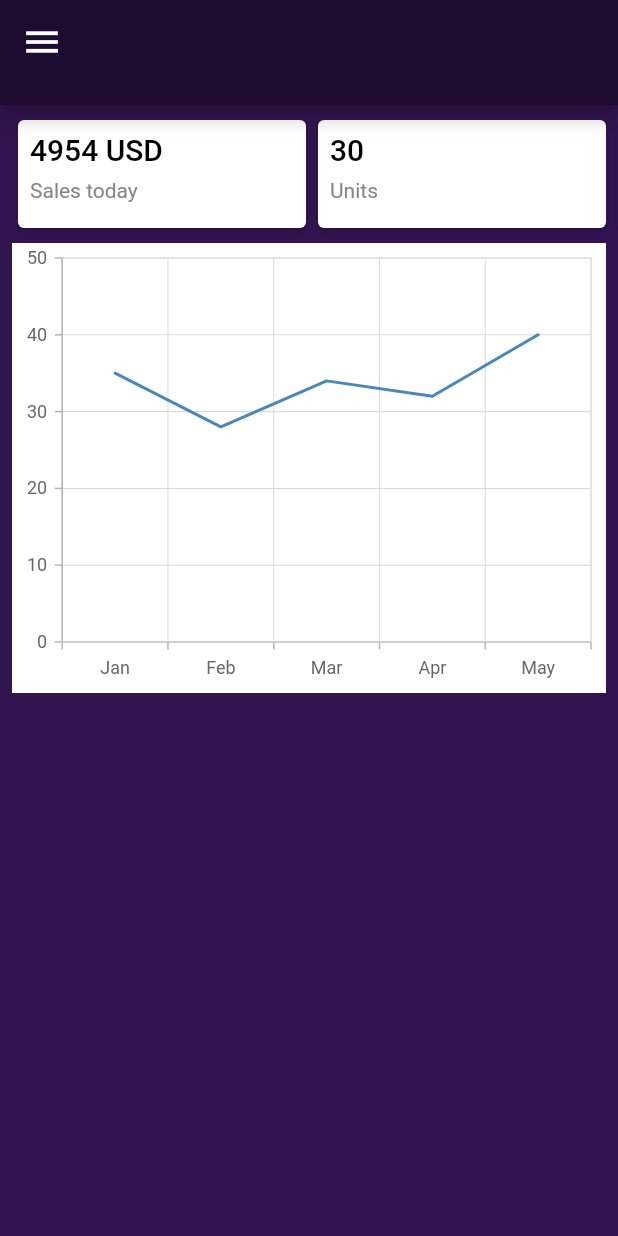
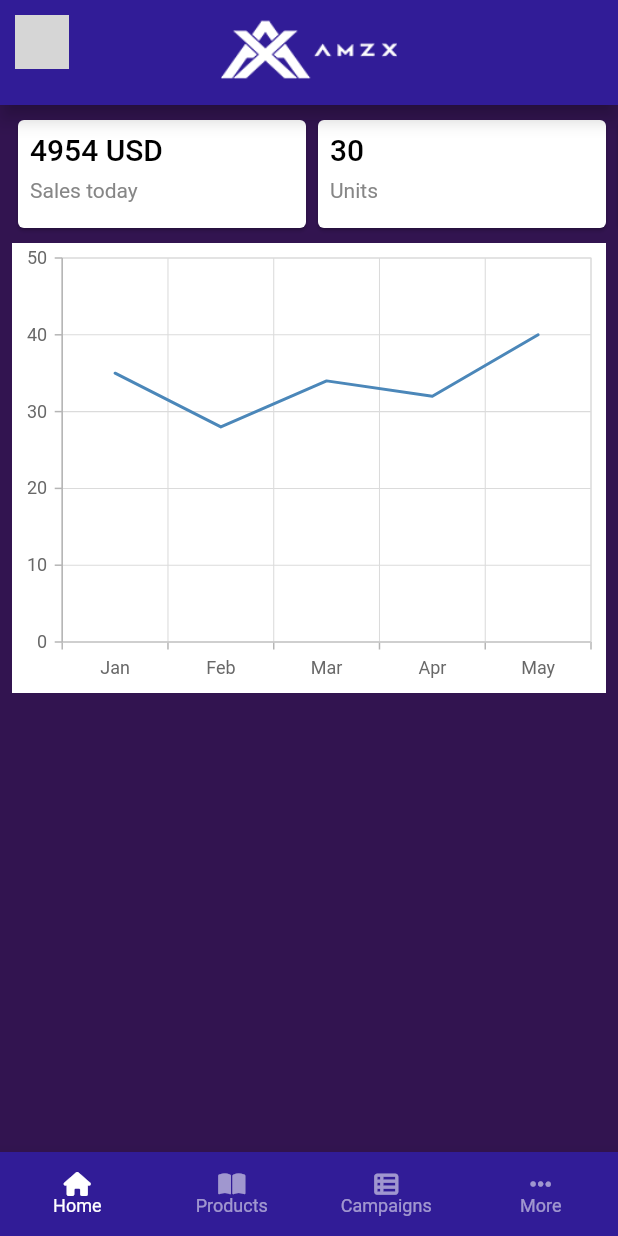
Before and after one commit to Nencinenc/amzx_mobile, a Flutter app: the HomePage screen opened by its route, on a phone screen of 412 x 824 dp. Run offline on Flutter 3.47's test engine with Material 2 defaults, Android fonts, the phone set to English and light mode, and no system bars; our stand-ins replace another_flushbar, dio, flutter_dotenv, flutter_secure_storage, font_awesome_flutter, get_it and 2 more; missing offline and left inert: country_icons; accounts and stored records are empty; grey boxes are pictures that could not be loaded.

Commit message:
First commit

```diff
--- a/lib/common_widgets/custom_appbar.dart
+++ b/lib/common_widgets/custom_appbar.dart
@@ -1,11 +1,9 @@
-import 'package:amzx/common_widgets/typography/custom_text.dart';
 import 'package:flutter/cupertino.dart';
 import 'package:flutter/material.dart';
 
 import '../shared/app_colors.dart';
 
 class CustomAppBar extends StatelessWidget implements PreferredSizeWidget {
-  final String? title;
   final List<Widget>? actions;
   final Widget? leading;
   final Widget? titleWidget;
@@ -14,7 +12,6 @@ class CustomAppBar extends StatelessWidget implements PreferredSizeWidget {
 
   const CustomAppBar({
     Key? key,
-    this.title,
     this.actions,
     this.leading,
     this.titleWidget,
@@ -31,13 +28,13 @@ class CustomAppBar extends StatelessWidget implements PreferredSizeWidget {
       duration: const Duration(microseconds: 1000),
       child: AppBar(
         elevation: 5.0,
+        title: Padding(
+          padding: const EdgeInsets.only(top:10.0),
+          child: Image.asset('assets/images/logo2.png', fit: BoxFit.cover, height: 40),
+        ),
         centerTitle: true,
         iconTheme: const IconThemeData(color: Colors.black),
         actions: actions,
-        title: CustomText(
-          text: title ?? '',
-          textColor: Colors.white,
-        ),
         leading: leading,
         leadingWidth: leadingWidth,
         backgroundColor: backgroundColor,
--- /dev/null
+++ b/lib/common_widgets/custom_bottom_navbar.dart
@@ -0,0 +1,53 @@
+import 'package:amzx/providers/account.dart';
+import 'package:flutter/material.dart';
+import 'package:font_awesome_flutter/font_awesome_flutter.dart';
+import 'package:provider/provider.dart';
+
+import '../shared/app_colors.dart';
+
+class CustomBottomNavBar extends StatelessWidget {
+  const CustomBottomNavBar({Key? key}) : super(key: key);
+
+  final TextStyle optionStyle =
+      const TextStyle(color: Colors.white, fontWeight: FontWeight.bold);
+
+  @override
+  Widget build(BuildContext context) {
+
+    void onItemTapped(int index) {
+      context.read<AccountProvider>().handleIndexChange = index;
+    }
+
+    return BottomNavigationBar(
+      backgroundColor: primaryBackground,
+        items: const <BottomNavigationBarItem>[
+          BottomNavigationBarItem(
+            icon: FaIcon(FontAwesomeIcons.house),
+            label: 'Home',
+          ),
+          BottomNavigationBarItem(
+            icon: FaIcon(FontAwesomeIcons.bookOpen),
+            label: 'Products',
+          ),
+          BottomNavigationBarItem(
+            icon: FaIcon(FontAwesomeIcons.tableList),
+            label: 'Campaigns',
+          ),
+          BottomNavigationBarItem(
+            icon: FaIcon(FontAwesomeIcons.ellipsis),
+            label: 'More',
+          ),
+        ],
+        type: BottomNavigationBarType.fixed,
+        currentIndex: context.watch<AccountProvider>().selectedIndex,
+        selectedItemColor: Colors.white,
+        unselectedItemColor: Colors.white54,
+        enableFeedback: true,
+        iconSize: 16,
+        selectedFontSize: 12,
+        unselectedFontSize: 12,
+        showUnselectedLabels: true,
+        onTap: onItemTapped,
+      );
+  }
+}
--- a/lib/common_widgets/drawer/custom_drawer.dart
+++ b/lib/common_widgets/drawer/custom_drawer.dart
@@ -4,7 +4,7 @@ import 'package:flutter/material.dart';
 import 'package:provider/provider.dart';
 
 import '../../configuration/interceptors/enums.dart';
-import '../../providers/login.dart';
+import '../../providers/account.dart';
 import '../../routes/routes.dart';
 import '../../shared/app_colors.dart';
 import '../company_logo.dart';
@@ -18,7 +18,7 @@ class CustomDrawer extends StatelessWidget {
   @override
   Widget build(BuildContext context) {
     void handleLogout() async {
-      await context.read<LoginProvider>().signOut();
+      await context.read<AccountProvider>().signOut();
       Navigator.pushNamedAndRemoveUntil(
           context, RouteManager.loginPage, (route) => false);
     }
@@ -39,7 +39,7 @@ class CustomDrawer extends StatelessWidget {
         children: [
           const DrawerHeader(
             decoration: BoxDecoration(
-              color: heroBackground,
+              color: primaryBackground,
             ),
             child: CompanyLogo(),
           ),
--- a/lib/configuration/locator.dart
+++ b/lib/configuration/locator.dart
@@ -2,7 +2,7 @@ import 'dart:io';
 
 import 'package:amzx/configuration/services/api.dart';
 import 'package:amzx/configuration/services/error_messages.dart';
-import 'package:amzx/providers/login.dart';
+import 'package:amzx/providers/account.dart';
 import 'package:amzx/repositories/secure_storage_repo.dart';
 import 'package:dio/adapter.dart';
 import 'package:dio/dio.dart';
@@ -47,7 +47,7 @@ Future _registerRepositories() async {
 
 Future _registerProviders() async {
   getIt.registerLazySingleton(
-    () => LoginProvider(
+    () => AccountProvider(
       apiService: getIt(),
       storageService: getIt(),
     ),
--- a/lib/main.dart
+++ b/lib/main.dart
@@ -1,4 +1,4 @@
-import 'package:amzx/providers/login.dart';
+import 'package:amzx/providers/account.dart';
 import 'package:amzx/routes/routes.dart';
 import 'package:flutter/material.dart';
 import 'package:flutter_dotenv/flutter_dotenv.dart';
@@ -20,7 +20,7 @@ class MyApp extends StatelessWidget {
     return MultiProvider(
         providers: [
           ChangeNotifierProvider(
-            create: (context) => getIt<LoginProvider>(),
+            create: (context) => getIt<AccountProvider>(),
           ),
         ],
         builder: (context, child) {
--- a/lib/pages/home_page.dart
+++ b/lib/pages/home_page.dart
@@ -1,11 +1,12 @@
 import 'package:amzx/common_widgets/custom_appbar.dart';
-import 'package:amzx/common_widgets/custom_card.dart';
 import 'package:amzx/models/ui/card.dart';
+import 'package:amzx/providers/account.dart';
 import 'package:amzx/shared/app_colors.dart';
 import 'package:flutter/material.dart';
-import 'package:syncfusion_flutter_charts/charts.dart';
+import 'package:provider/provider.dart';
+import 'package:country_icons/country_icons.dart';
 
-import '../common_widgets/dashboard/acos_chart.dart';
+import '../common_widgets/custom_bottom_navbar.dart';
 import '../common_widgets/drawer/custom_drawer.dart';
 import '../configuration/constants.dart';
 
@@ -34,15 +35,6 @@ class HomePageState extends State<HomePage> {
     super.initState();
   }
 
-  final mainInfoCards = [
-    CustomCardModel(title: '4954 USD', subtitle: 'Sales today'),
-    CustomCardModel(title: '30', subtitle: 'Units'),
-    CustomCardModel(title: '50324 USD', subtitle: 'Current Ads revenue'),
-    CustomCardModel(title: '30', subtitle: 'Units revenue'),
-    CustomCardModel(title: '30', subtitle: 'Units revenue'),
-    CustomCardModel(title: '30', subtitle: 'Units revenue'),
-  ];
-
   @override
   Widget build(BuildContext context) {
     return Scaffold(
@@ -53,67 +45,16 @@ class HomePageState extends State<HomePage> {
             onTap: () {
               Scaffold.of(context).openDrawer();
             },
-            child: const Icon(
-              Icons.menu,
-              color: Colors.white,
-              size: 28.0,
+            child: Padding(
+              padding: const EdgeInsets.all(10.0),
+              child: Image.asset('icons/flags/png/de.png', package: 'country_icons'),
             ),
           ),
         ),
       ),
-      drawer: const CustomDrawer(),
+      body: context.watch<AccountProvider>().getSelectedScreen(),
       backgroundColor: heroBackground,
-      body: SingleChildScrollView(
-        controller: _scrollController,
-        // scrollDirection: Axis.horizontal,
-        child: Column(
-          children: [
-            SingleChildScrollView(
-              scrollDirection: Axis.horizontal,
-              child: Padding(
-                padding: const EdgeInsets.symmetric(
-                  horizontal: 8.0,
-                  vertical: 6.0,
-                ),
-                child: Row(
-                  children: mainInfoCards
-                      .map((e) => CustomCard(
-                            title: e.title,
-                            subtitle: e.subtitle,
-                          ))
-                      .toList(),
-                ),
-              ),
-            ),
-            Padding(
-              padding: const EdgeInsets.symmetric(horizontal: 8.0),
-              child: Container(
-                height: 300,
-                decoration: const BoxDecoration(
-                  color: Colors.white,
-                ),
-                child: SfCartesianChart(
-                  // Initialize category axis
-                  primaryXAxis: CategoryAxis(),
-                  series: <LineSeries<SalesData, String>>[
-                    LineSeries<SalesData, String>(
-                        // Bind data source
-                        dataSource: <SalesData>[
-                          SalesData('Jan', 35),
-                          SalesData('Feb', 28),
-                          SalesData('Mar', 34),
-                          SalesData('Apr', 32),
-                          SalesData('May', 40)
-                        ],
-                        xValueMapper: (SalesData sales, _) => sales.year,
-                        yValueMapper: (SalesData sales, _) => sales.sales)
-                  ],
-                ),
-              ),
-            ),
-          ],
-        ),
-      ),
+      bottomNavigationBar: const CustomBottomNavBar(),
     );
   }
 }
--- /dev/null
+++ b/lib/pages/navbar_screens/home/home.dart
@@ -0,0 +1,97 @@
+import 'package:amzx/common_widgets/custom_card.dart';
+import 'package:amzx/models/ui/card.dart';
+import 'package:amzx/shared/app_colors.dart';
+import 'package:flutter/material.dart';
+import 'package:syncfusion_flutter_charts/charts.dart';
+
+import '../../../common_widgets/dashboard/acos_chart.dart';
+import '../../../configuration/constants.dart';
+
+class HomeScreen extends StatefulWidget {
+  const HomeScreen({Key? key}) : super(key: key);
+
+  @override
+  State<StatefulWidget> createState() => HomeScreenState();
+}
+
+class HomeScreenState extends State<HomeScreen> {
+  final _scrollController = ScrollController();
+  Color appBarColor = shadedHeroColor;
+
+  @override
+  void initState() {
+    _scrollController.addListener(() {
+      if (_scrollController.offset <= scrollOffset) {
+        setState(() {
+          appBarColor = shadedHeroColor;
+        });
+      } else {
+        appBarColor = primaryBackground;
+      }
+    });
+    super.initState();
+  }
+
+  final mainInfoCards = [
+    CustomCardModel(title: '4954 USD', subtitle: 'Sales today'),
+    CustomCardModel(title: '30', subtitle: 'Units'),
+    CustomCardModel(title: '50324 USD', subtitle: 'Current Ads revenue'),
+    CustomCardModel(title: '30', subtitle: 'Units revenue'),
+    CustomCardModel(title: '30', subtitle: 'Units revenue'),
+    CustomCardModel(title: '30', subtitle: 'Units revenue'),
+  ];
+
+  @override
+  Widget build(BuildContext context) {
+    return SingleChildScrollView(
+        controller: _scrollController,
+        child: Column(
+          children: [
+            SingleChildScrollView(
+              scrollDirection: Axis.horizontal,
+              child: Padding(
+                padding: const EdgeInsets.symmetric(
+                  horizontal: 8.0,
+                  vertical: 6.0,
+                ),
+                child: Row(
+                  children: mainInfoCards
+                      .map((e) => CustomCard(
+                            title: e.title,
+                            subtitle: e.subtitle,
+                          ))
+                      .toList(),
+                ),
+              ),
+            ),
+            Padding(
+              padding: const EdgeInsets.symmetric(horizontal: 8.0),
+              child: Container(
+                height: 300,
+                decoration: const BoxDecoration(
+                  color: Colors.white,
+                ),
+                child: SfCartesianChart(
+                  // Initialize category axis
+                  primaryXAxis: CategoryAxis(),
+                  series: <LineSeries<SalesData, String>>[
+                    LineSeries<SalesData, String>(
+                        // Bind data source
+                        dataSource: <SalesData>[
+                          SalesData('Jan', 35),
+                          SalesData('Feb', 28),
+                          SalesData('Mar', 34),
+                          SalesData('Apr', 32),
+                          SalesData('May', 40)
+                        ],
+                        xValueMapper: (SalesData sales, _) => sales.year,
+                        yValueMapper: (SalesData sales, _) => sales.sales)
+                  ],
+                ),
+              ),
+            ),
+          ],
+        ),
+    );
+  }
+}
--- a/lib/pages/splash_page.dart
+++ b/lib/pages/splash_page.dart
@@ -1,5 +1,5 @@
 import 'package:amzx/common_widgets/custom_scaffold.dart';
-import 'package:amzx/providers/login.dart';
+import 'package:amzx/providers/account.dart';
 import 'package:amzx/routes/routes.dart';
 import 'package:flutter/cupertino.dart';
 import 'package:flutter/material.dart';
@@ -16,7 +16,7 @@ class SplashPage extends StatefulWidget {
 
 class _SplashPageState extends State<SplashPage> {
   void _loadInitialData() async {
-    final isLogged = await context.read<LoginProvider>().isLogged();
+    final isLogged = await context.read<AccountProvider>().isLogged();
 
     if (isLogged) {
       Navigator.pushNamedAndRemoveUntil(
--- /dev/null
+++ b/lib/providers/account.dart
@@ -0,0 +1,60 @@
+import 'package:amzx/pages/navbar_screens/more_menu/more_menu.dart';
+import 'package:flutter/material.dart';
+
+import '../configuration/services/api.dart';
+import '../pages/home_page.dart';
+import '../pages/navbar_screens/home/home.dart';
+import '../pages/navbar_screens/products/products.dart';
+import '../repositories/secure_storage_repo.dart';
+
+class AccountProvider extends ChangeNotifier {
+  final API apiService;
+  final SecureStorageRepo storageService;
+
+  AccountProvider({
+    required this.apiService,
+    required this.storageService,
+  });
+
+  Future login(String email, String password) async {
+    final data = await apiService.login(
+      email,
+      password,
+    );
+    await storageService.addToken(data.token);
+  }
+
+  Future<bool> isLogged() async {
+    final token = await storageService.getToken();
+    return token != null;
+  }
+
+  Future signOut() async {
+    await storageService.deleteAll();
+  }
+
+  int _selectedIndex = 0;
+  int get selectedIndex => _selectedIndex;
+  set handleIndexChange(int value) {
+    _selectedIndex = value;
+    notifyListeners();
+  }
+
+  Widget getSelectedScreen() {
+    if(_selectedIndex == 0) {
+      return const HomeScreen();
+    }
+    if(_selectedIndex == 1) {
+      return const ProductsPage();
+    }
+    if(_selectedIndex == 2) {
+      return const Text(
+        'Index 2: Campaigns',
+      );
+    }
+    if(_selectedIndex == 3) {
+      return const MoreMenuPage();
+    }
+    return const HomeScreen();
+  }
+}
--- a/lib/providers/login.dart
+++ /dev/null
@@ -1,31 +0,0 @@
-import 'package:flutter/material.dart';
-
-import '../configuration/services/api.dart';
-import '../repositories/secure_storage_repo.dart';
-
-class LoginProvider extends ChangeNotifier {
-  final API apiService;
-  final SecureStorageRepo storageService;
-
-  LoginProvider({
-    required this.apiService,
-    required this.storageService,
-  });
-
-  Future login(String email, String password) async {
-    final data = await apiService.login(
-      email,
-      password,
-    );
-    await storageService.addToken(data.token);
-  }
-
-  Future<bool> isLogged() async {
-    final token = await storageService.getToken();
-    return token != null;
-  }
-
-  Future signOut() async {
-    await storageService.deleteAll();
-  }
-}
--- a/lib/shared/app_colors.dart
+++ b/lib/shared/app_colors.dart
@@ -2,7 +2,7 @@ import 'package:flutter/material.dart';
 
 const Color primaryBackground = Color(0xff311C97);
 const Color heroBackground = Color(0xff321450);
-const Color shadedHeroColor = Color(0xff1e0c30);
+const Color shadedHeroColor = Color(0xff311C97);
 const Color blackColor = Color(0xff000000);
 const Color primaryText = Color(0xffB8B5D5);
 
--- a/pubspec.yaml
+++ b/pubspec.yaml
@@ -12,6 +12,7 @@ dependencies:
   flutter:
     sdk: flutter
 
+  country_icons: ^2.0.2
   syncfusion_flutter_charts: ^20.1.52
   flutter_secure_storage: ^5.0.2
   url_launcher: ^6.1.0
```
Also changed, not shown: lib/common_widgets/dollar_sign_box.dart (+11 -7 lines), lib/pages/login_page.dart (+8 -6 lines), lib/pages/navbar_screens/more_menu/more_menu.dart (added, +33 -0 lines), lib/pages/navbar_screens/products/products.dart (added, +27 -0 lines), 1 other file.
